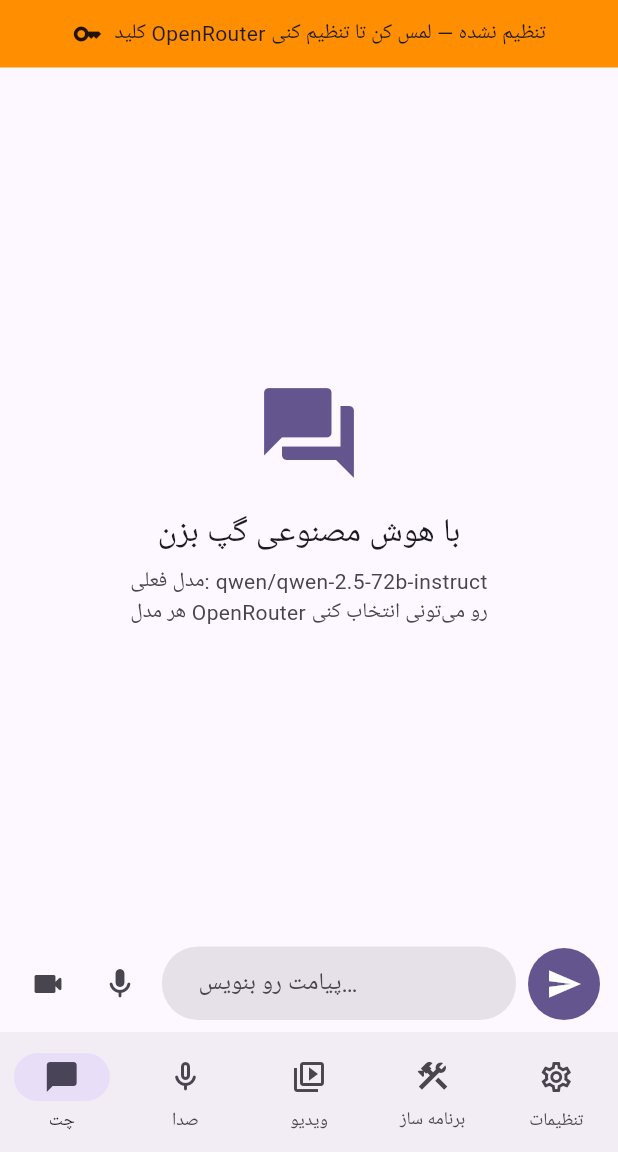
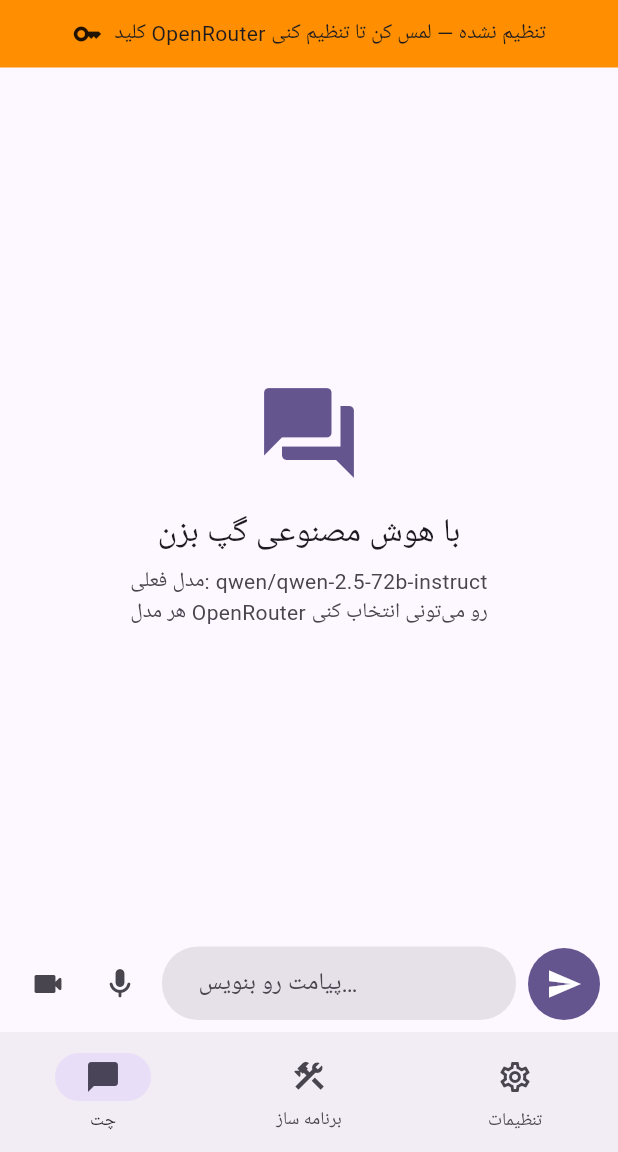
Before and after one commit to kzmehdi202-lab/ai-super-app, a Flutter app: the screen it shows after launch, on a phone screen of 412 x 824 dp, the part 84-1236 px from its top. Run offline on Flutter 3.47's test engine with Material 3 defaults, Android fonts, the phone set to English and light mode, and no system bars; our stand-ins replace file_picker, image_picker, just_audio, share_plus, video_player; key blocks and very long unbroken strings in the code were emptied for the run.

Commit message:
feat: strip to chat + app-builder + token settings (remove voice/video tabs)

```diff
--- a/lib/main.dart
+++ b/lib/main.dart
@@ -3,8 +3,6 @@ import 'package:flutter/material.dart';
 import 'screens/builder_screen.dart';
 import 'screens/chat_screen.dart';
 import 'screens/settings_screen.dart';
-import 'screens/video_screen.dart';
-import 'screens/voice_screen.dart';
 
 void main() {
   runApp(const LibertoApp());
@@ -44,8 +42,6 @@ class _HomeState extends State<_Home> {
         index: _tab,
         children: const [
           ChatScreen(),
-          VoiceScreen(),
-          VideoScreen(),
           BuilderScreen(),
           SettingsScreen(),
         ],
@@ -58,16 +54,6 @@ class _HomeState extends State<_Home> {
             icon: Icon(Icons.chat_bubble_outline_rounded),
             selectedIcon: Icon(Icons.chat_bubble_rounded),
             label: 'چت',
-          ),
-          NavigationDestination(
-            icon: Icon(Icons.mic_none_rounded),
-            selectedIcon: Icon(Icons.mic_rounded),
-            label: 'صدا',
-          ),
-          NavigationDestination(
-            icon: Icon(Icons.video_library_outlined),
-            selectedIcon: Icon(Icons.video_library_rounded),
-            label: 'ویدیو',
           ),
           NavigationDestination(
             icon: Icon(Icons.construction_outlined),
```
